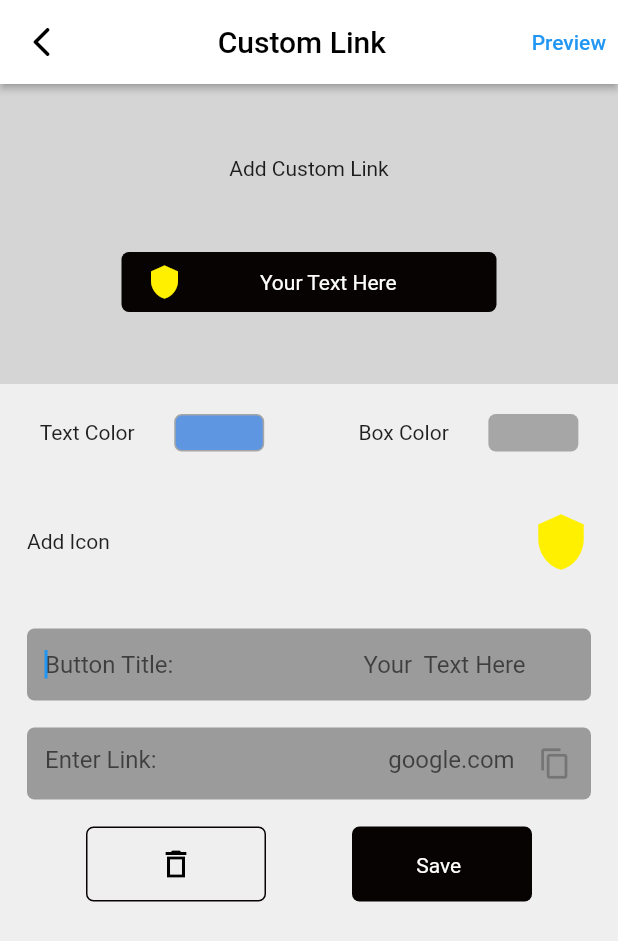
After one commit to bayush-9/Caard-UI, a Flutter app: the SettingscreenWidget screen opened directly, on a phone screen of 412 x 824 dp. The commit adds this screen. Shown: the top 941 px of the screen. Run offline on Flutter 3.47's test engine with Material 2 defaults, Android fonts, the phone set to English and light mode, and no system bars; our stand-ins replace font_awesome_flutter, smooth_page_indicator; network calls fail.

Commit message:
Setting page added

```diff
--- a/lib/main.dart
+++ b/lib/main.dart
@@ -1,9 +1,6 @@
-import 'package:caard_assignment/components/horizontal_sliders.dart';
-import 'package:caard_assignment/components/mode_list.dart';
-import 'package:caard_assignment/components/profile_links.dart';
-import 'package:caard_assignment/components/qr_menu.dart';
+import 'package:caard_assignment/pages/home_page.dart';
+import 'package:caard_assignment/pages/settings_page.dart';
 import 'package:flutter/material.dart';
-import 'package:font_awesome_flutter/font_awesome_flutter.dart';
 
 void main() {
   runApp(const MyApp());
@@ -39,80 +36,23 @@ class _HomePageWidgetState extends State<HomePageWidget> {
     });
   }
 
+  List<Widget> pages = [
+    HomePage(),
+    Center(
+      child: Text("Link"),
+    ),
+    Center(child: Text("Analytics screen")),
+    Center(child: Text("Chat Support")),
+    SettingscreenWidget(),
+  ];
+
   final scaffoldKey = GlobalKey<ScaffoldState>();
   @override
   Widget build(BuildContext context) {
     return Scaffold(
       key: scaffoldKey,
       backgroundColor: const Color.fromARGB(255, 242, 242, 231),
-      body: SafeArea(
-        child: GestureDetector(
-          onTap: () => FocusScope.of(context).unfocus(),
-          child: Column(
-            mainAxisSize: MainAxisSize.min,
-            children: [
-              const SizedBox(
-                height: 10,
-              ),
-              Row(
-                mainAxisSize: MainAxisSize.max,
-                mainAxisAlignment: MainAxisAlignment.spaceEvenly,
-                children: [
-                  Column(
-                    mainAxisSize: MainAxisSize.max,
-                    children: const [
-                      Text(
-                        'Hello , Akhilesh Sagar',
-                        style: TextStyle(fontSize: 20),
-                      ),
-                    ],
-                  ),
-                  const Icon(
-                    Icons.credit_card_outlined,
-                    color: Color(0xFF858585),
-                    size: 40,
-                  ),
-                  Container(
-                    width: 40,
-                    height: 40,
-                    clipBehavior: Clip.antiAlias,
-                    decoration: const BoxDecoration(
-                      shape: BoxShape.circle,
-                    ),
-                    child: Image.network(
-                      'https://picsum.photos/seed/631/600',
-                    ),
-                  ),
-                ],
-              ),
-              Row(
-                mainAxisSize: MainAxisSize.max,
-                mainAxisAlignment: MainAxisAlignment.start,
-                children: const [
-                  Padding(
-                    padding: EdgeInsetsDirectional.fromSTEB(30, 0, 5, 0),
-                    child: FaIcon(
-                      FontAwesomeIcons.globe,
-                      color: Color(0xFF5F96E2),
-                      size: 24,
-                    ),
-                  ),
-                  Text(
-                    'Caard.me/user.name',
-                  ),
-                ],
-              ),
-              const SizedBox(
-                height: 10,
-              ),
-              HorizontalSliders(),
-              QRMenu(),
-              ProfileLink(),
-              ModeList(),
-            ],
-          ),
-        ),
-      ),
+      body: pages[_selectedIndex],
       bottomNavigationBar: Padding(
         padding: const EdgeInsets.all(3.0),
         child: BottomNavigationBar(
--- /dev/null
+++ b/lib/pages/home_page.dart
@@ -0,0 +1,81 @@
+import 'package:caard_assignment/components/horizontal_sliders.dart';
+import 'package:caard_assignment/components/mode_list.dart';
+import 'package:caard_assignment/components/profile_links.dart';
+import 'package:caard_assignment/components/qr_menu.dart';
+import 'package:flutter/material.dart';
+import 'package:font_awesome_flutter/font_awesome_flutter.dart';
+
+class HomePage extends StatelessWidget {
+  const HomePage({super.key});
+
+  @override
+  Widget build(BuildContext context) {
+    return SafeArea(
+      child: SingleChildScrollView(
+        child: Column(
+          mainAxisSize: MainAxisSize.min,
+          children: [
+            const SizedBox(
+              height: 10,
+            ),
+            Row(
+              mainAxisSize: MainAxisSize.max,
+              mainAxisAlignment: MainAxisAlignment.spaceEvenly,
+              children: [
+                Column(
+                  mainAxisSize: MainAxisSize.max,
+                  children: const [
+                    Text(
+                      'Hello , Akhilesh Sagar',
+                      style: TextStyle(fontSize: 20),
+                    ),
+                  ],
+                ),
+                const Icon(
+                  Icons.credit_card_outlined,
+                  color: Color(0xFF858585),
+                  size: 40,
+                ),
+                Container(
+                  width: 40,
+                  height: 40,
+                  clipBehavior: Clip.antiAlias,
+                  decoration: const BoxDecoration(
+                    shape: BoxShape.circle,
+                  ),
+                  child: Image.network(
+                    'https://picsum.photos/seed/631/600',
+                  ),
+                ),
+              ],
+            ),
+            Row(
+              mainAxisSize: MainAxisSize.max,
+              mainAxisAlignment: MainAxisAlignment.start,
+              children: const [
+                Padding(
+                  padding: EdgeInsetsDirectional.fromSTEB(30, 0, 5, 0),
+                  child: FaIcon(
+                    FontAwesomeIcons.globe,
+                    color: Color(0xFF5F96E2),
+                    size: 24,
+                  ),
+                ),
+                Text(
+                  'Caard.me/user.name',
+                ),
+              ],
+            ),
+            const SizedBox(
+              height: 10,
+            ),
+            HorizontalSliders(),
+            QRMenu(),
+            ProfileLink(),
+            ModeList(),
+          ],
+        ),
+      ),
+    );
+  }
+}
--- /dev/null
+++ b/lib/pages/settings_page.dart
@@ -0,0 +1,310 @@
+import 'package:flutter/material.dart';
+
+class SettingscreenWidget extends StatefulWidget {
+  const SettingscreenWidget({Key? key}) : super(key: key);
+
+  @override
+  _SettingscreenWidgetState createState() => _SettingscreenWidgetState();
+}
+
+class _SettingscreenWidgetState extends State<SettingscreenWidget> {
+  TextEditingController? textController1;
+  TextEditingController? textController2;
+  final scaffoldKey = GlobalKey<ScaffoldState>();
+
+  @override
+  void initState() {
+    super.initState();
+    textController1 = TextEditingController();
+    textController2 = TextEditingController();
+  }
+
+  @override
+  void dispose() {
+    textController1?.dispose();
+    textController2?.dispose();
+    super.dispose();
+  }
+
+  @override
+  Widget build(BuildContext context) {
+    return Scaffold(
+      key: scaffoldKey,
+      appBar: AppBar(
+        backgroundColor: Colors.white,
+        automaticallyImplyLeading: true,
+        leading: const Icon(
+          Icons.arrow_back_ios_rounded,
+          color: Colors.black,
+          size: 24,
+        ),
+        title: const Align(
+          alignment: AlignmentDirectional(0, 0),
+          child: Text(
+            'Custom Link',
+            style: TextStyle(color: Colors.black),
+          ),
+        ),
+        actions: [
+          Align(
+            alignment: const AlignmentDirectional(0, 0),
+            child: TextButton(
+              onPressed: () {
+                print('Button pressed ...');
+              },
+              child: const Text('Preview'),
+            ),
+          ),
+        ],
+        centerTitle: false,
+        elevation: 2,
+      ),
+      backgroundColor: const Color(0xFFEFEFF0),
+      body: SafeArea(
+        child: SingleChildScrollView(
+          child: Column(
+            mainAxisSize: MainAxisSize.max,
+            children: [
+              Container(
+                width: double.infinity,
+                height: 200,
+                decoration: const BoxDecoration(
+                  color: Color(0xFFD5D5D5),
+                ),
+                child: Column(
+                  mainAxisSize: MainAxisSize.max,
+                  mainAxisAlignment: MainAxisAlignment.spaceEvenly,
+                  children: [
+                    const Text(
+                      'Add Custom Link',
+                    ),
+                    Container(
+                      width: 250,
+                      height: 40,
+                      decoration: BoxDecoration(
+                        color: const Color(0xFF080303),
+                        borderRadius: BorderRadius.circular(5),
+                      ),
+                      child: Row(
+                        mainAxisSize: MainAxisSize.max,
+                        mainAxisAlignment: MainAxisAlignment.spaceEvenly,
+                        children: const [
+                          Icon(
+                            Icons.shield,
+                            color: Color(0xFFFFF000),
+                            size: 24,
+                          ),
+                          Align(
+                            alignment: AlignmentDirectional(0, 0),
+                            child: Padding(
+                              padding:
+                                  EdgeInsetsDirectional.fromSTEB(35, 0, 50, 0),
+                              child: Text(
+                                'Your Text Here',
+                                style: TextStyle(color: Colors.white),
+                              ),
+                            ),
+                          ),
+                        ],
+                      ),
+                    ),
+                  ],
+                ),
+              ),
+              Container(
+                width: double.infinity,
+                height: 20,
+                decoration: const BoxDecoration(),
+              ),
+              Row(
+                mainAxisSize: MainAxisSize.max,
+                mainAxisAlignment: MainAxisAlignment.spaceEvenly,
+                children: [
+                  const Text(
+                    'Text Color',
+                  ),
+                  Container(
+                    width: 60,
+                    height: 25,
+                    decoration: BoxDecoration(
+                      color: const Color(0xFF5F96E2),
+                      borderRadius: BorderRadius.circular(5),
+                      border: Border.all(
+                        color: const Color(0xFFA6A6A6),
+                      ),
+                    ),
+                  ),
+                  Container(
+                    width: 10,
+                    decoration: const BoxDecoration(),
+                  ),
+                  const Text(
+                    'Box Color',
+                  ),
+                  Container(
+                    width: 60,
+                    height: 25,
+                    decoration: BoxDecoration(
+                      color: const Color(0xFFA6A6A6),
+                      borderRadius: BorderRadius.circular(5),
+                    ),
+                  ),
+                ],
+              ),
+              Container(
+                width: double.infinity,
+                height: 20,
+                decoration: const BoxDecoration(),
+              ),
+              Row(
+                mainAxisSize: MainAxisSize.max,
+                mainAxisAlignment: MainAxisAlignment.spaceBetween,
+                children: const [
+                  Padding(
+                    padding: EdgeInsetsDirectional.fromSTEB(18, 0, 0, 0),
+                    child: Text(
+                      'Add Icon',
+                    ),
+                  ),
+                  Padding(
+                    padding: EdgeInsetsDirectional.fromSTEB(0, 20, 18, 20),
+                    child: Icon(
+                      Icons.shield,
+                      color: Color(0xFFFFF000),
+                      size: 40,
+                    ),
+                  ),
+                ],
+              ),
+              Padding(
+                padding: const EdgeInsetsDirectional.fromSTEB(18, 18, 18, 18),
+                child: TextFormField(
+                  controller: textController1,
+                  autofocus: true,
+                  obscureText: false,
+                  decoration: InputDecoration(
+                    hintText:
+                        'Button Title:                                Your  Text Here',
+                    enabledBorder: UnderlineInputBorder(
+                      borderSide: const BorderSide(
+                        color: Color(0x00000000),
+                        width: 1,
+                      ),
+                      borderRadius: BorderRadius.circular(5),
+                    ),
+                    focusedBorder: UnderlineInputBorder(
+                      borderSide: const BorderSide(
+                        color: Color(0x00000000),
+                        width: 1,
+                      ),
+                      borderRadius: BorderRadius.circular(5),
+                    ),
+                    errorBorder: UnderlineInputBorder(
+                      borderSide: const BorderSide(
+                        color: Color(0x00000000),
+                        width: 1,
+                      ),
+                      borderRadius: BorderRadius.circular(5),
+                    ),
+                    focusedErrorBorder: UnderlineInputBorder(
+                      borderSide: const BorderSide(
+                        color: Color(0x00000000),
+                        width: 1,
+                      ),
+                      borderRadius: BorderRadius.circular(5),
+                    ),
+                    filled: true,
+                    fillColor: const Color(0xFF9B9B9B),
+                  ),
+                ),
+              ),
+              Padding(
+                padding: const EdgeInsetsDirectional.fromSTEB(18, 0, 18, 18),
+                child: TextFormField(
+                  controller: textController2,
+                  autofocus: true,
+                  obscureText: false,
+                  decoration: InputDecoration(
+                    hintText:
+                        'Enter Link:                                       google.com',
+                    enabledBorder: UnderlineInputBorder(
+                      borderSide: const BorderSide(
+                        color: Color(0x00000000),
+                        width: 1,
+                      ),
+                      borderRadius: BorderRadius.circular(5),
+                    ),
+                    focusedBorder: UnderlineInputBorder(
+                      borderSide: const BorderSide(
+                        color: Color(0x00000000),
+                        width: 1,
+                      ),
+                      borderRadius: BorderRadius.circular(5),
+                    ),
+                    errorBorder: UnderlineInputBorder(
+                      borderSide: const BorderSide(
+                        color: Color(0x00000000),
+                        width: 1,
+                      ),
+                      borderRadius: BorderRadius.circular(5),
+                    ),
+                    focusedErrorBorder: UnderlineInputBorder(
+                      borderSide: const BorderSide(
+                        color: Color(0x00000000),
+                        width: 1,
+                      ),
+                      borderRadius: BorderRadius.circular(5),
+                    ),
+                    filled: true,
+                    fillColor: const Color(0xFF9B9B9B),
+                    suffixIcon: const Icon(
+                      Icons.content_copy,
+                      color: Color(0xFF757575),
+                      size: 22,
+                    ),
+                  ),
+                ),
+              ),
+              Row(
+                mainAxisSize: MainAxisSize.max,
+                mainAxisAlignment: MainAxisAlignment.spaceEvenly,
+                children: [
+                  Container(
+                    width: 120,
+                    height: 50,
+                    decoration: BoxDecoration(
+                      borderRadius: BorderRadius.circular(5),
+                      border: Border.all(
+                        color: const Color(0xFF080303),
+                      ),
+                    ),
+                    child: const Icon(
+                      Icons.delete_outline_sharp,
+                      color: Colors.black,
+                      size: 24,
+                    ),
+                  ),
+                  Container(
+                    width: 120,
+                    height: 50,
+                    decoration: BoxDecoration(
+                      color: const Color(0xFF080303),
+                      borderRadius: BorderRadius.circular(5),
+                    ),
+                    child: const Align(
+                      alignment: AlignmentDirectional(-0.05, 0.05),
+                      child: Text(
+                        'Save',
+                        style: TextStyle(color: Colors.white),
+                      ),
+                    ),
+                  ),
+                ],
+              ),
+            ],
+          ),
+        ),
+      ),
+    );
+  }
+}
```
